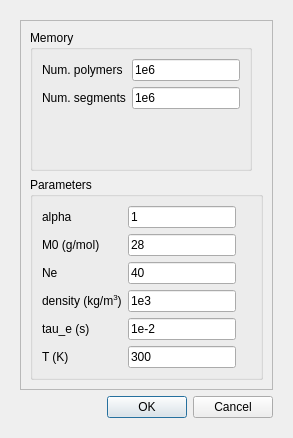
jorge-ramirez-upm/RepTate, file RepTate/gui/bob_LVE.ui: the form before one commit.
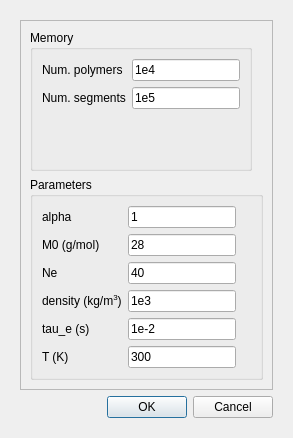
The form after the commit.

The edit to the form file:
```diff
--- a/RepTate/gui/bob_LVE.ui
+++ b/RepTate/gui/bob_LVE.ui
@@ -49,7 +49,7 @@
                <item row="0" column="1">
                 <widget class="QLineEdit" name="n_polymers">
                  <property name="text">
-                  <string>1e6</string>
+                  <string>1e4</string>
                  </property>
                 </widget>
                </item>
@@ -70,7 +70,7 @@
                <item row="1" column="1">
                 <widget class="QLineEdit" name="n_segments">
                  <property name="text">
-                  <string>1e6</string>
+                  <string>1e5</string>
                  </property>
                 </widget>
                </item>
```
Left out of the diff: 3 changed lines with no effect on the pictures.
